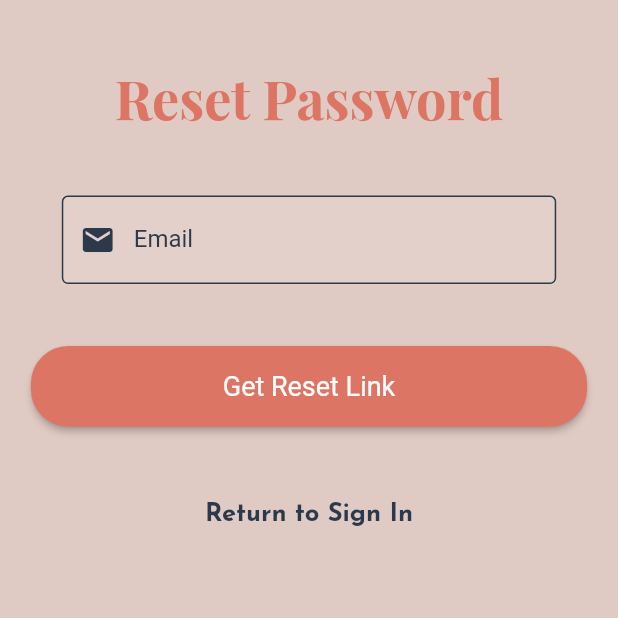
After one commit to passsionforprogramming/thats-my-type-flutter, a Flutter app: the ForgotPassword screen opened directly, on a phone screen of 412 x 824 dp, the top half of it. The commit adds this screen. Run offline on Flutter 3.47's test engine with Material 2 defaults, Android fonts, the phone set to English and light mode, and no system bars; our stand-ins replace cloud_firestore, firebase_auth, firebase_storage, flutter_svg, font_awesome_flutter, image_cropper and 4 more; missing offline and left inert: flutter_country_picker, flutter_facebook_login, phone_number; accounts and stored records are empty; Roboto replaces fonts that are missing (Gothic Semi-bold).

Commit message:
created reset password screen and added redirect back to sign in

```diff
--- /dev/null
+++ b/lib/Screens/Greeting/ForgotPassword.dart
@@ -0,0 +1,130 @@
+import 'package:flutter/material.dart';
+import 'package:font_awesome_flutter/font_awesome_flutter.dart';
+import 'package:page_transition/page_transition.dart';
+import 'package:thatismytype/Constants/Palette.dart';
+import 'package:thatismytype/Screens/Greeting/Greeting.dart';
+import 'package:thatismytype/Util/Validators.dart';
+
+class ForgotPassword extends StatefulWidget {
+  @override
+  _ForgotPasswordState createState() => _ForgotPasswordState();
+}
+
+class _ForgotPasswordState extends State<ForgotPassword> {
+  TextEditingController emailController;
+  String email = "";
+
+  @override
+  void initState() {
+    emailController = TextEditingController()
+      ..addListener(() {
+        setState(() {
+          email = emailController.text;
+        });
+      });
+    super.initState();
+  }
+
+  String emailValidator(val) {
+    if (validEmail(email: email)) return null;
+    return "Plese enter a valid email";
+  }
+
+  void sendPasswordLink() {}
+
+  @override
+  Widget build(BuildContext context) {
+    double screenWidth = MediaQuery.of(context).size.width;
+    double screenHeight = MediaQuery.of(context).size.height;
+    return Scaffold(
+      backgroundColor: kDarkerBackgroundColor,
+      body: ListView(
+        children: <Widget>[
+          Container(
+            alignment: Alignment.center,
+            margin: EdgeInsets.symmetric(
+                vertical: screenHeight * .05, horizontal: screenWidth * .1),
+            width: screenWidth * .8,
+            child: Text(
+              "Reset Password",
+              style: TextStyle(
+                  color: kDarkerAccentRedish,
+                  fontFamily: "Playfair Bold",
+                  fontSize: 36.0),
+            ),
+          ),
+          Container(
+            margin: EdgeInsets.symmetric(horizontal: screenWidth * .1),
+            color: Colors.white10,
+            width: screenWidth * .8,
+            child: TextFormField(
+              controller: emailController,
+              keyboardType: TextInputType.emailAddress,
+              textInputAction: TextInputAction.done,
+              onFieldSubmitted: (val) {
+                sendPasswordLink();
+              },
+              validator: emailValidator,
+              decoration: InputDecoration(
+                  labelText: "Email",
+                  hintText: "Enter email here...",
+                  labelStyle: TextStyle(color: kDarkBlue),
+                  prefixIcon: Icon(
+                    Icons.email,
+                    color: kDarkBlue,
+                  ),
+                  enabledBorder: OutlineInputBorder(
+                      borderSide: BorderSide(
+                          color: kDarkBlue,
+                          width: 1.0,
+                          style: BorderStyle.solid)),
+                  focusedBorder: OutlineInputBorder(
+                      borderSide: BorderSide(
+                          color: kDarkBlue,
+                          width: 3.0,
+                          style: BorderStyle.solid))),
+            ),
+          ),
+          Container(
+            width: screenWidth * .9,
+            margin: EdgeInsets.symmetric(
+                vertical: screenHeight * .05, horizontal: screenWidth * .05),
+            child: RaisedButton(
+                shape: RoundedRectangleBorder(
+                    borderRadius: BorderRadius.circular(25.0)),
+                padding: EdgeInsets.symmetric(vertical: screenHeight * .02),
+                color: kDarkerAccentRedish,
+                onPressed: sendPasswordLink,
+                child: Text(
+                  "Get Reset Link",
+                  style: TextStyle(
+                      fontFamily: "Gothic Semi-bold",
+                      color: Colors.white,
+                      fontSize: 18.0),
+                )),
+          ),
+          GestureDetector(
+            onTap: () {
+              Navigator.pushReplacement(
+                  context,
+                  PageTransition(
+                      child: Greeting(), type: PageTransitionType.leftToRight));
+            },
+            child: Container(
+              margin: EdgeInsets.only(top: screenHeight * .01),
+              alignment: Alignment.center,
+              width: .8 * screenWidth,
+              child: Text(
+                "Return to Sign In",
+                style: TextStyle(
+                    color: kDarkBlue,
+                    fontSize: 17.0,
+                    fontFamily: "Josefin Sans Bold"),
+              ),
+            ),
+          )
+        ],
+      ),
+    );
+  }
+}
--- a/lib/Screens/VerifyPhone/VerifyPhone.dart
+++ b/lib/Screens/VerifyPhone/VerifyPhone.dart
@@ -60,7 +60,7 @@ class _VerifyPhoneState extends State<VerifyPhone> {
       try {
         final PhoneVerificationCompleted verificationCompleted =
             (AuthCredential phoneCredential) async {
-          loggedInUser.linkWithCredential(phoneCredential);
+          await loggedInUser.linkWithCredential(phoneCredential);
           print("verification completed");
           Navigator.pushReplacement(
               context,
@@ -166,7 +166,7 @@ class _VerifyPhoneState extends State<VerifyPhone> {
 
     final PhoneVerificationCompleted verificationCompleted =
         (AuthCredential phoneCredential) async {
-      loggedInUser
+      await loggedInUser
           .linkWithCredential(phoneCredential); //link with different credential
       print("verification completed");
       Navigator.pushReplacement(
```
Also changed, not shown: lib/Screens/Greeting/Greeting.dart (+22 -0 lines), lib/Screens/ProfileSetup/ProfileSetup.dart (+70 -6 lines), lib/Screens/Greeting/SignIn.dart (deleted).
